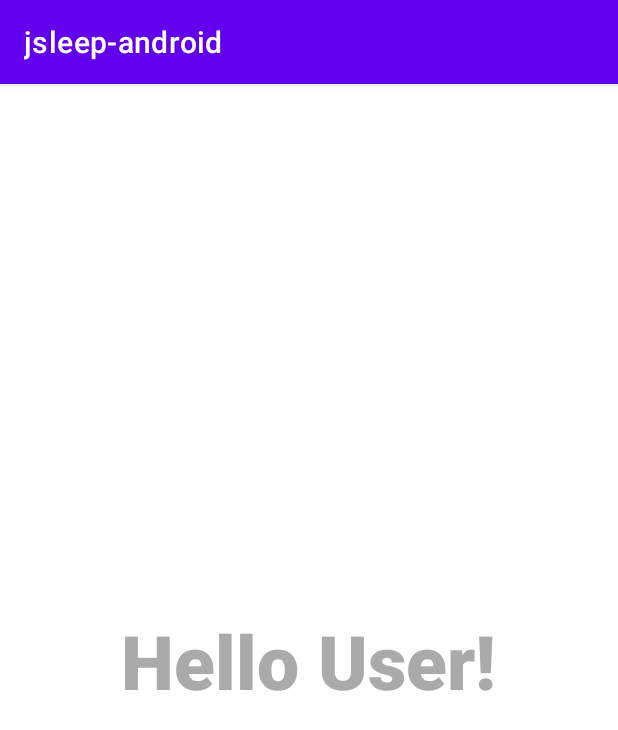
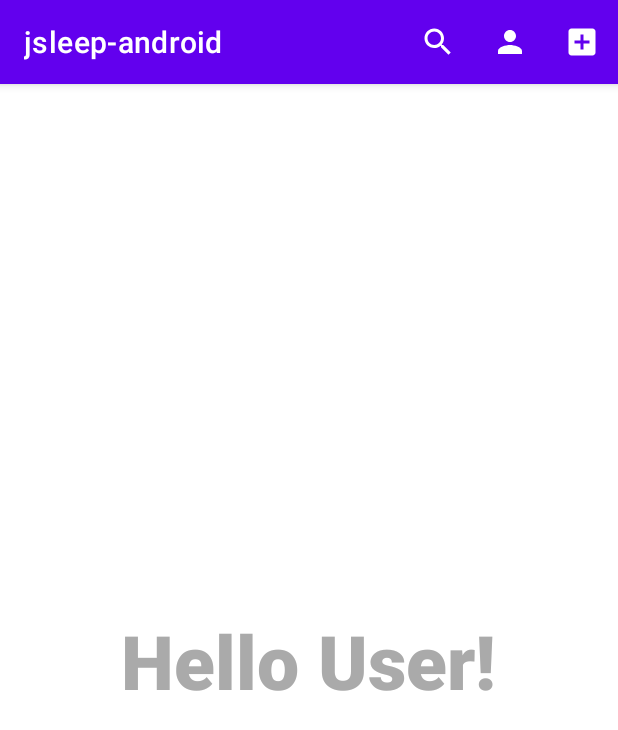
Before and after one commit to Luthfii1/jsleep-android, an Android app: the MainActivity screen opened directly, with no data from a screen before it, on a phone screen of 412 x 824 dp. Shown: the top 730 px of the screen. Run offline under Robolectric (Android 15) with nearby library versions, the phone set to English and light mode, and no system bars.

Commit message:
Belum kelar bang, bentar gua save mau jalan balik

```diff
--- a/app/src/main/java/com/LuthfiMisbachulMunirJSleepFN/jsleep_android/MainActivity.java
+++ b/app/src/main/java/com/LuthfiMisbachulMunirJSleepFN/jsleep_android/MainActivity.java
@@ -3,6 +3,8 @@ package com.LuthfiMisbachulMunirJSleepFN.jsleep_android;
 import androidx.appcompat.app.AppCompatActivity;
 
 import android.os.Bundle;
+import android.view.Menu;
+import android.view.MenuInflater;
 
 public class MainActivity extends AppCompatActivity {
 
@@ -11,4 +13,13 @@ public class MainActivity extends AppCompatActivity {
         super.onCreate(savedInstanceState);
         setContentView(R.layout.activity_main);
     }
+
+    @Override
+    public boolean onCreateOptionsMenu(Menu menu) {
+        MenuInflater inflater = getMenuInflater();
+        inflater.inflate(R.menu.top_menu, menu);
+        return true;
+    }
+
+
 }
--- /dev/null
+++ b/app/src/main/res/drawable/ic_baseline_add_box_24.xml
@@ -0,0 +1,5 @@
+<vector android:height="24dp" android:tint="#FFFFFF"
+    android:viewportHeight="24" android:viewportWidth="24"
+    android:width="24dp" xmlns:android="http://schemas.android.com/apk/res/android">
+    <path android:fillColor="@android:color/white" android:pathData="M19,3L5,3c-1.11,0 -2,0.9 -2,2v14c0,1.1 0.89,2 2,2h14c1.1,0 2,-0.9 2,-2L21,5c0,-1.1 -0.9,-2 -2,-2zM17,13h-4v4h-2v-4L7,13v-2h4L11,7h2v4h4v2z"/>
+</vector>
--- /dev/null
+++ b/app/src/main/res/drawable/ic_baseline_person_24.xml
@@ -0,0 +1,5 @@
+<vector android:height="24dp" android:tint="#FFFFFF"
+    android:viewportHeight="24" android:viewportWidth="24"
+    android:width="24dp" xmlns:android="http://schemas.android.com/apk/res/android">
+    <path android:fillColor="@android:color/white" android:pathData="M12,12c2.21,0 4,-1.79 4,-4s-1.79,-4 -4,-4 -4,1.79 -4,4 1.79,4 4,4zM12,14c-2.67,0 -8,1.34 -8,4v2h16v-2c0,-2.66 -5.33,-4 -8,-4z"/>
+</vector>
--- /dev/null
+++ b/app/src/main/res/drawable/ic_baseline_search_24.xml
@@ -0,0 +1,5 @@
+<vector android:height="24dp" android:tint="#FFFFFF"
+    android:viewportHeight="24" android:viewportWidth="24"
+    android:width="24dp" xmlns:android="http://schemas.android.com/apk/res/android">
+    <path android:fillColor="@android:color/white" android:pathData="M15.5,14h-0.79l-0.28,-0.27C15.41,12.59 16,11.11 16,9.5 16,5.91 13.09,3 9.5,3S3,5.91 3,9.5 5.91,16 9.5,16c1.61,0 3.09,-0.59 4.23,-1.57l0.27,0.28v0.79l5,4.99L20.49,19l-4.99,-5zM9.5,14C7.01,14 5,11.99 5,9.5S7.01,5 9.5,5 14,7.01 14,9.5 11.99,14 9.5,14z"/>
+</vector>
--- a/app/src/main/res/layout/activity_login.xml
+++ b/app/src/main/res/layout/activity_login.xml
@@ -5,7 +5,7 @@
     android:id="@+id/LoginPage"
     android:layout_width="match_parent"
     android:layout_height="match_parent"
-    android:background="#FFFFFF"
+    android:background="#393E46"
     tools:context=".LoginActivity">
 
     <TextView
@@ -18,7 +18,7 @@
         android:layout_marginBottom="160dp"
         android:text="JSleep"
         android:textAppearance="@style/TextAppearance.AppCompat.Display2"
-        android:textColor="@color/black"
+        android:textColor="#6D9886"
         android:textStyle="bold"
         app:layout_constraintBottom_toTopOf="@+id/UsernameLogin"
         app:layout_constraintEnd_toEndOf="parent"
@@ -65,9 +65,11 @@
         android:layout_marginTop="29dp"
         android:layout_marginEnd="165dp"
         android:layout_marginBottom="24dp"
-        android:background="#D989B5"
+        android:background="#6D9886"
+        android:backgroundTint="#FFFFFF"
+        android:backgroundTintMode="add"
         android:text="Login"
-        android:textColor="@android:color/white"
+        android:textColor="#FFFFFF"
         app:layout_constraintBottom_toTopOf="@+id/textView3"
         app:layout_constraintEnd_toEndOf="parent"
         app:layout_constraintHorizontal_bias="1.0"
@@ -84,6 +86,7 @@
         android:layout_marginEnd="144dp"
         android:layout_marginBottom="8dp"
         android:text="Don't have account?"
+        android:textColor="#FFFFFF"
         app:layout_constraintBottom_toTopOf="@+id/RegisterLogin"
         app:layout_constraintEnd_toEndOf="parent"
         app:layout_constraintStart_toStartOf="parent"
--- /dev/null
+++ b/app/src/main/res/menu/top_menu.xml
@@ -0,0 +1,24 @@
+<?xml version="1.0" encoding="utf-8"?>
+<menu xmlns:android="http://schemas.android.com/apk/res/android"
+    xmlns:app="http://schemas.android.com/apk/res-auto">
+    <item android:id="@+id/search_button"
+        android:icon="@drawable/ic_baseline_search_24"
+        android:title="Search Button"
+        app:actionViewClass="androidx.appcompat.widget.SearchView"
+        app:showAsAction="collapseActionView|always"
+        />
+
+    <item android:id="@+id/person_button"
+        android:icon="@drawable/ic_baseline_person_24"
+        android:title="Person Button"
+        app:actionViewClass="androidx.appcompat.widget.SearchView"
+        app:showAsAction="collapseActionView|always"
+        />
+
+    <item android:id="@+id/add_button"
+        android:icon="@drawable/ic_baseline_add_box_24"
+        android:title="Add Box Button"
+        app:actionViewClass="androidx.appcompat.widget.SearchView"
+        app:showAsAction="collapseActionView|always"
+        />
+</menu>
```
